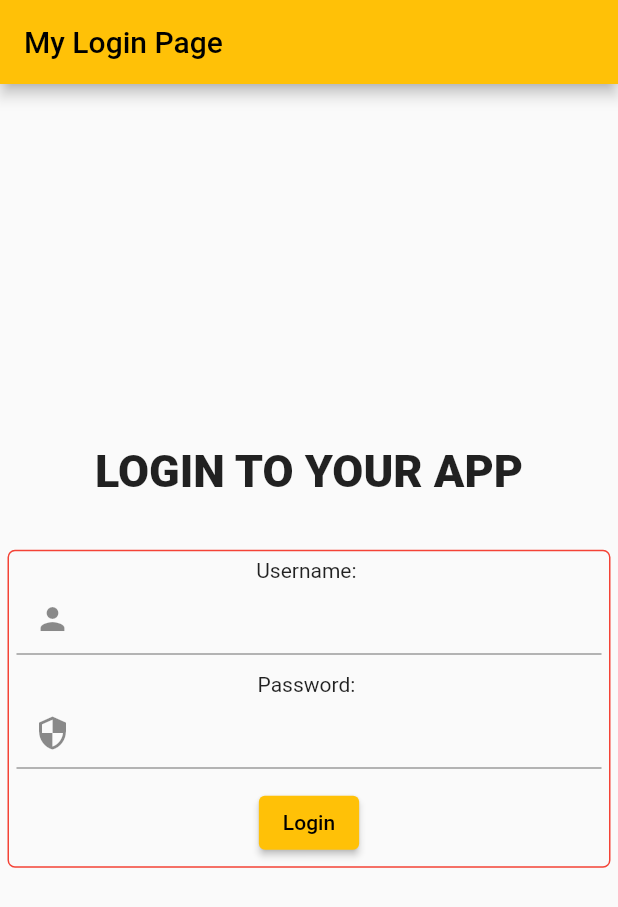
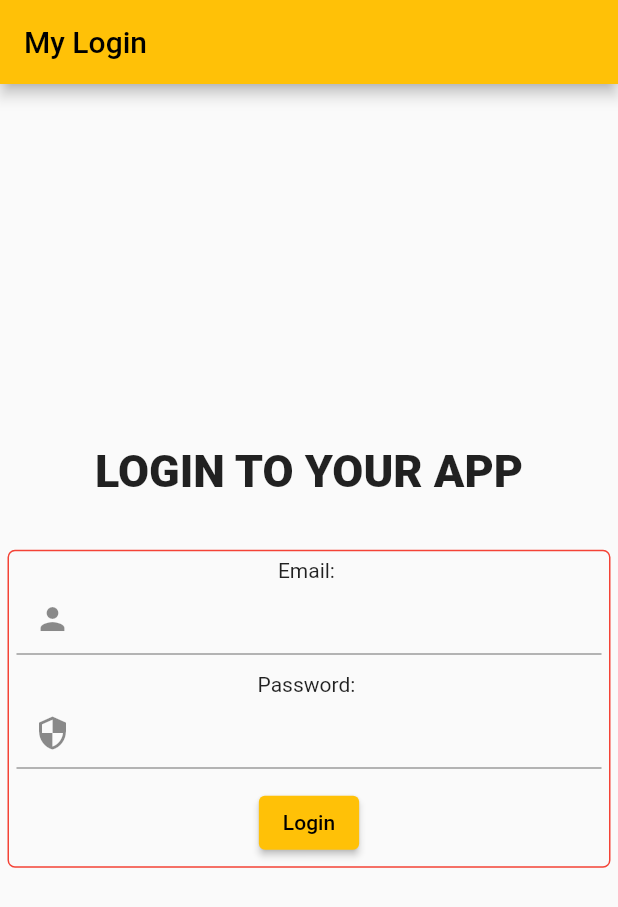
Before and after one commit to seechee6/LoginPage-Flutter, a Flutter app: the screen it shows after launch, on a phone screen of 412 x 824 dp. Shown: the top 907 px of the screen. Run offline on Flutter 3.47's test engine with Material 2 defaults, Android fonts, the phone set to English and light mode, and no system bars; our stand-ins replace firebase_auth, firebase_core; accounts and stored records are empty.

```diff
--- /dev/null
+++ b/lib/auth.dart
@@ -0,0 +1,28 @@
+import 'package:firebase_auth/firebase_auth.dart';
+import 'package:flutter/material.dart';
+import 'package:flutter_application_first/login.dart';
+
+import 'home.dart';
+
+class Authentication extends StatefulWidget {
+  const Authentication({super.key});
+
+  @override
+  State<Authentication> createState() => _AuthenticationState();
+}
+
+class _AuthenticationState extends State<Authentication> {
+  @override
+  Widget build(BuildContext context) {
+    return Scaffold(
+        body: StreamBuilder<User?>(
+            stream: FirebaseAuth.instance.authStateChanges(),
+            builder: (context, snapshot) {
+              if (snapshot.hasData) {
+                return const Home();
+              } else {
+                return const MyLoginPage(title: 'My Login');
+              }
+            }));
+  }
+}
--- a/lib/home.dart
+++ b/lib/home.dart
@@ -12,7 +12,7 @@ class Home extends StatelessWidget {
         body: Container(
           decoration: const BoxDecoration(color: Colors.amber),
           child: const Center(
-            child: Text("Welcom to home page",
+            child: Text("Welcome to home page",
                 style: TextStyle(fontWeight: FontWeight.w900, fontSize: 30)),
           ),
         ));
--- /dev/null
+++ b/lib/login.dart
@@ -0,0 +1,81 @@
+import 'package:firebase_auth/firebase_auth.dart';
+import 'package:flutter/material.dart';
+
+class MyLoginPage extends StatefulWidget {
+  const MyLoginPage({Key? key, required this.title}) : super(key: key);
+  final String title;
+
+  @override
+  State<MyLoginPage> createState() => _MyLoginPageState();
+}
+
+class _MyLoginPageState extends State<MyLoginPage> {
+  final _emailController = TextEditingController();
+  final _passwordController = TextEditingController();
+
+  Future login() async {
+    try {
+      await FirebaseAuth.instance.signInWithEmailAndPassword(
+          email: _emailController.text.trim(),
+          password: _passwordController.text.trim());
+    } on FirebaseAuthException catch (e) {
+      print(e.toString());
+      const alert = AlertDialog(
+          title: Text("Error"),
+          content: Text("Wrong email address / password"));
+      return showDialog(
+        context: context,
+        builder: (context) => alert,
+      );
+
+    }
+  }
+
+  @override
+  void dispose() {
+    _emailController.dispose();
+    _passwordController.dispose();
+    super.dispose();
+  }
+
+  @override
+  Widget build(BuildContext context) {
+    return Scaffold(
+      appBar: AppBar(
+        title: Text(widget.title),
+      ),
+      body: Column(
+        mainAxisAlignment: MainAxisAlignment.center,
+        children: [
+          const Text('LOGIN TO YOUR APP',
+              style: TextStyle(fontWeight: FontWeight.w900, fontSize: 30)),
+          const SizedBox(height: 30),
+          Container(
+            margin: const EdgeInsets.all(5.0), //outer
+            padding: const EdgeInsets.all(5.0), //inner
+            decoration: BoxDecoration(
+                border: Border.all(color: Colors.red),
+                borderRadius: BorderRadius.circular(5.0)),
+            child:
+                Column(mainAxisAlignment: MainAxisAlignment.center, children: [
+              const Text('Email: '),
+              TextField(
+                  controller: _emailController,
+                  decoration:
+                      const InputDecoration(prefixIcon: Icon(Icons.person))),
+              const SizedBox(height: 12),
+              const Text('Password: '),
+              TextField(
+                  controller: _passwordController,
+                  obscureText: true,
+                  decoration:
+                      const InputDecoration(prefixIcon: Icon(Icons.security))),
+              const SizedBox(height: 12),
+              ElevatedButton(onPressed: login, child: const Text('Login')),
+            ]),
+          ),
+        ],
+      ),
+    );
+  }
+}
--- a/lib/main.dart
+++ b/lib/main.dart
@@ -1,6 +1,6 @@
 import 'package:flutter/material.dart';
 import 'package:firebase_core/firebase_core.dart';
-import 'package:flutter_application_first/home.dart';
+import 'package:flutter_application_first/auth.dart';
 
 Future<void> main() async {
   WidgetsFlutterBinding.ensureInitialized();
@@ -15,72 +15,9 @@ class MyApp extends StatelessWidget {
   @override
   Widget build(BuildContext context) {
     return MaterialApp(
-      title: 'Flutter Demo',
-      debugShowCheckedModeBanner: true,
-      theme: ThemeData(
-        primarySwatch: Colors.amber),
-      home: const MyLoginPage(title: 'My Login Page',)
-    );
+        title: 'Flutter Demo',
+        debugShowCheckedModeBanner: true,
+        theme: ThemeData(primarySwatch: Colors.amber),
+        home: const Authentication());
   }
 }
-
-class MyLoginPage extends StatefulWidget {
-  const MyLoginPage({Key? key, required this.title}) : super(key: key);
-  final String title;
-
-  @override
-  State<MyLoginPage> createState() => _MyLoginPageState();
-}
-
-class _MyLoginPageState extends State<MyLoginPage> {
-  @override
-  Widget build(BuildContext context) {
-    return Scaffold(
-      appBar: AppBar(
-        title: Text(widget.title),
-      ),
-      body: Column(
-        mainAxisAlignment: MainAxisAlignment.center,
-        children: [
-          const Text('LOGIN TO YOUR APP',
-              style: TextStyle(fontWeight: FontWeight.w900, fontSize: 30)),
-          const SizedBox(height: 30),
-          Container(
-            margin: const EdgeInsets.all(5.0),//outer
-            padding: const EdgeInsets.all(5.0),//inner
-            decoration: BoxDecoration(
-                border: Border.all(color: Colors.red),
-                borderRadius: BorderRadius.circular(5.0)),
-            child:
-                Column(
-                  mainAxisAlignment: MainAxisAlignment.center,
-                  children: [
-
-              const Text('Username: '),
-              const TextField(
-                  decoration: InputDecoration(prefixIcon: Icon(Icons.person))),
-
-
-              const SizedBox(height: 12),
-              const Text('Password: '),
-              const TextField(
-                  obscureText: true,
-                  decoration:
-                      InputDecoration(prefixIcon: Icon(Icons.security))),
-              const SizedBox(height: 12),
-              ElevatedButton(
-                  onPressed: () {
-                    Navigator.push(
-                        context,
-                        MaterialPageRoute(
-                          builder: (context) => const Home(),
-                        ));
-                  },
-                  child: const Text('Login')),
-            ]),
-          ),
-        ],
-      ),
-    );
-  }
-}
```
Also changed, not shown: pubspec.yaml (+5 -13 lines), pubspec.lock, 4 other files.
